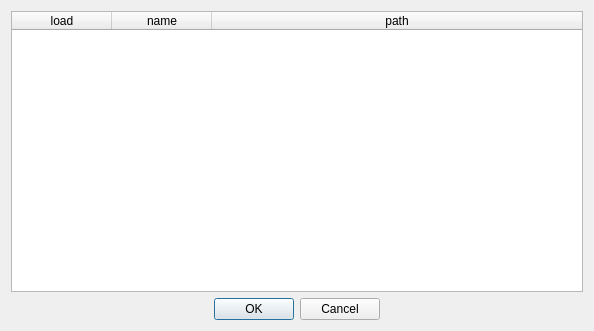
This is cedar/processing/gui/PluginManagerDialog.ui in cedar/cedar as Qt 5 draws it before an edit. The edited form follows.
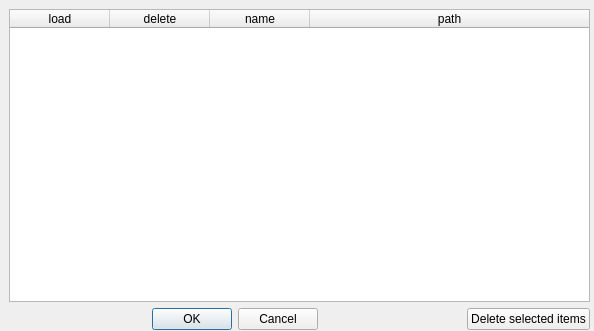
This is the edited form.

Commit message: fixed issue #264 in testing - plugins may now be removed from the "manage plugins" list

What changed in the file:
```diff
--- a/cedar/processing/gui/PluginManagerDialog.ui
+++ b/cedar/processing/gui/PluginManagerDialog.ui
@@ -13,12 +13,21 @@
   <property name="windowTitle">
    <string>Dialog</string>
   </property>
-  <layout class="QVBoxLayout" name="verticalLayout">
-   <item>
+  <widget class="QWidget" name="">
+   <property name="geometry">
+    <rect>
+     <x>9</x>
+     <y>9</y>
+     <width>581</width>
+     <height>321</height>
+    </rect>
+   </property>
+   <layout class="QGridLayout" name="gridLayout">
+    <item row="0" column="0">
     <widget class="QTableWidget" name="mpPluginList">
-     <attribute name="horizontalHeaderStretchLastSection">
-      <bool>true</bool>
-     </attribute>
+      <property name="columnCount">
+       <number>4</number>
+      </property>
      <attribute name="horizontalHeaderStretchLastSection">
       <bool>true</bool>
      </attribute>
@@ -27,6 +36,11 @@
        <string>load</string>
       </property>
      </column>
+      <column>
+       <property name="text">
+        <string>delete</string>
+       </property>
+      </column>
      <column>
       <property name="text">
        <string>name</string>
@@ -39,6 +53,8 @@
      </column>
     </widget>
    </item>
+    <item row="1" column="0">
+     <layout class="QHBoxLayout" name="horizontalLayout">
    <item>
     <widget class="QDialogButtonBox" name="mpButtonBox">
      <property name="orientation">
@@ -52,7 +68,20 @@
      </property>
     </widget>
    </item>
-  </layout>
+      <item>
+       <widget class="QPushButton" name="mpDeleteButton">
+        <property name="text">
+         <string>Delete selected items</string>
+        </property>
+        <property name="checkable">
+         <bool>false</bool>
+        </property>
+       </widget>
+      </item>
+     </layout>
+    </item>
+   </layout>
+  </widget>
  </widget>
  <resources/>
  <connections>
```
Lines whose indentation alone changed are shown as unchanged. The commit also changes 4 other files.
